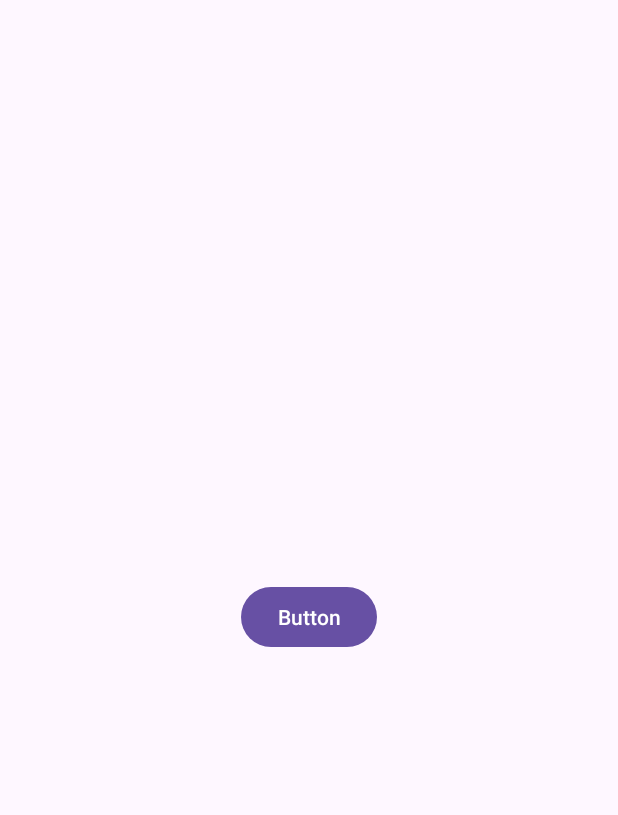
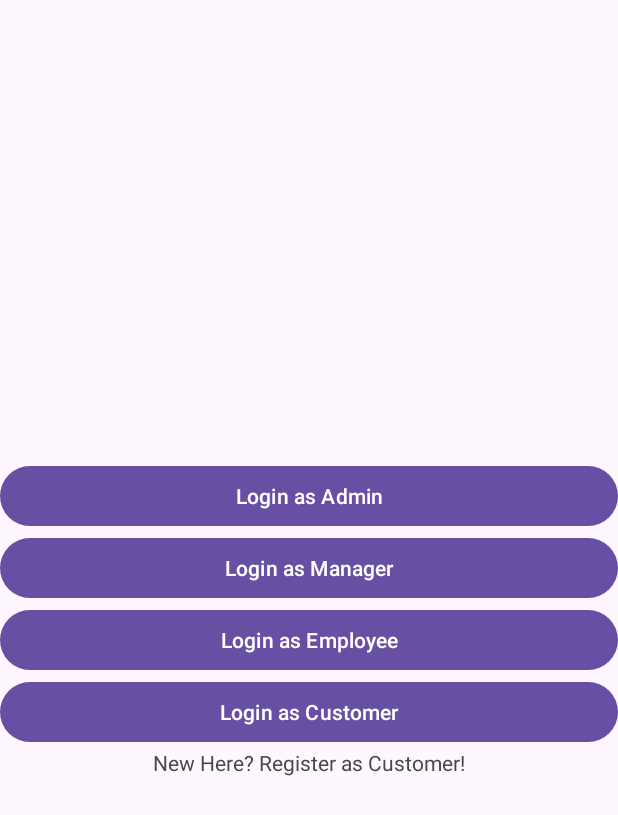
Before and after one commit to strawberryeleven/eVMS, an Android app: the screen it shows after launch (MainActivity before the commit, launchPage after it), on a phone screen of 412 x 824 dp. Shown: the top 815 px of the screen. Run offline under Robolectric (Android 15) with nearby library versions, the phone set to English and light mode, and no system bars.

Commit message:
launch page

```diff
--- /dev/null
+++ b/app/src/main/java/com/example/evms/launchPage.java
@@ -0,0 +1,75 @@
+package com.example.evms;
+
+import android.content.Intent;
+import android.os.Bundle;
+import android.view.View;
+import android.widget.Button;
+import android.widget.TextView;
+
+import androidx.appcompat.app.AppCompatActivity;
+
+public class launchPage extends AppCompatActivity {
+
+    Button btnAdmin, btnManager, btnEmployee, btnCustomer;
+    TextView txtRegister;
+
+    @Override
+    protected void onCreate(Bundle savedInstanceState) {
+        super.onCreate(savedInstanceState);
+        setContentView(R.layout.activity_launch_page);
+
+        // Initialize buttons and text view
+        btnAdmin = findViewById(R.id.btn_admin);
+        btnManager = findViewById(R.id.btn_manager);
+        btnEmployee = findViewById(R.id.btn_employee);
+        btnCustomer = findViewById(R.id.btn_customer);
+        txtRegister = findViewById(R.id.btn_reg_customer);
+
+        // Set click listeners for each button
+        btnAdmin.setOnClickListener(new View.OnClickListener() {
+            @Override
+            public void onClick(View v) {
+                // Redirect to Admin login page
+                Intent intent = new Intent(launchPage.this, loginAdmin.class);
+                startActivity(intent);
+            }
+        });
+
+        btnManager.setOnClickListener(new View.OnClickListener() {
+            @Override
+            public void onClick(View v) {
+                // Redirect to Manager login page
+                Intent intent = new Intent(launchPage.this, loginManager.class);
+                startActivity(intent);
+            }
+        });
+
+        btnEmployee.setOnClickListener(new View.OnClickListener() {
+            @Override
+            public void onClick(View v) {
+                // Redirect to Employee login page
+                Intent intent = new Intent(launchPage.this, loginEmployee.class);
+                startActivity(intent);
+            }
+        });
+
+        btnCustomer.setOnClickListener(new View.OnClickListener() {
+            @Override
+            public void onClick(View v) {
+                // Redirect to Customer login page
+                Intent intent = new Intent(launchPage.this, loginCustomer.class);
+                startActivity(intent);
+            }
+        });
+
+        // Set click listener for the text view
+        txtRegister.setOnClickListener(new View.OnClickListener() {
+            @Override
+            public void onClick(View v) {
+                // Redirect to Customer registration page
+                Intent intent = new Intent(launchPage.this, registerCustomer.class);
+                startActivity(intent);
+            }
+        });
+    }
+}
--- /dev/null
+++ b/app/src/main/res/layout/activity_launch_page.xml
@@ -0,0 +1,61 @@
+<?xml version="1.0" encoding="utf-8"?>
+<androidx.constraintlayout.widget.ConstraintLayout xmlns:android="http://schemas.android.com/apk/res/android"
+    xmlns:app="http://schemas.android.com/apk/res-auto"
+    xmlns:tools="http://schemas.android.com/tools"
+    android:id="@+id/main"
+    android:layout_width="match_parent"
+    android:layout_height="match_parent"
+    tools:context=".launchPage">
+
+    <Button
+        android:id="@+id/btn_admin"
+        android:layout_width="0dp"
+        android:layout_height="wrap_content"
+        android:text="@string/login_as_admin"
+        app:layout_constraintStart_toStartOf="parent"
+        app:layout_constraintEnd_toEndOf="parent"
+        app:layout_constraintTop_toTopOf="parent"
+        app:layout_constraintBottom_toTopOf="@id/btn_manager"
+        app:layout_constraintVertical_chainStyle="packed"/>
+
+    <Button
+        android:id="@+id/btn_manager"
+        android:layout_width="0dp"
+        android:layout_height="wrap_content"
+        android:text="Login as Manager"
+        app:layout_constraintStart_toStartOf="parent"
+        app:layout_constraintEnd_toEndOf="parent"
+        app:layout_constraintTop_toBottomOf="@id/btn_admin"
+        app:layout_constraintBottom_toTopOf="@id/btn_employee"/>
+
+    <Button
+        android:id="@+id/btn_employee"
+        android:layout_width="0dp"
+        android:layout_height="wrap_content"
+        android:text="Login as Employee"
+        app:layout_constraintStart_toStartOf="parent"
+        app:layout_constraintEnd_toEndOf="parent"
+        app:layout_constraintTop_toBottomOf="@id/btn_manager"
+        app:layout_constraintBottom_toTopOf="@id/btn_customer"/>
+
+    <Button
+        android:id="@+id/btn_customer"
+        android:layout_width="0dp"
+        android:layout_height="wrap_content"
+        android:text="Login as Customer"
+        app:layout_constraintStart_toStartOf="parent"
+        app:layout_constraintEnd_toEndOf="parent"
+        app:layout_constraintTop_toBottomOf="@id/btn_employee"
+        app:layout_constraintBottom_toTopOf="@id/btn_reg_customer"/>
+
+    <TextView
+        android:id="@+id/btn_reg_customer"
+        android:layout_width="wrap_content"
+        android:layout_height="wrap_content"
+        android:text="New Here? Register as Customer!"
+        app:layout_constraintStart_toStartOf="parent"
+        app:layout_constraintEnd_toEndOf="parent"
+        app:layout_constraintTop_toBottomOf="@id/btn_customer"
+        app:layout_constraintBottom_toBottomOf="parent"/>
+
+</androidx.constraintlayout.widget.ConstraintLayout>
--- a/app/src/main/res/values/strings.xml
+++ b/app/src/main/res/values/strings.xml
@@ -1,3 +1,4 @@
 <resources>
     <string name="app_name">eVMS</string>
+    <string name="login_as_admin">Login as Admin</string>
 </resources>
```
Also changed, not shown: app/src/main/AndroidManifest.xml (+20 -2 lines), app/src/main/java/com/example/evms/loginAdmin.java (added, +24 -0 lines), app/src/main/java/com/example/evms/loginCustomer.java (added, +24 -0 lines), app/src/main/java/com/example/evms/loginEmployee.java (added, +24 -0 lines), app/src/main/java/com/example/evms/loginManager.java (added, +24 -0 lines), app/src/main/java/com/example/evms/registerCustomer.java (added, +24 -0 lines), app/src/main/res/layout/activity_login_admin.xml (added, +18 -0 lines), app/src/main/res/layout/activity_login_customer.xml (added, +18 -0 lines), app/src/main/res/layout/activity_login_employee.xml (added, +18 -0 lines), app/src/main/res/layout/activity_login_manager.xml (added, +18 -0 lines), app/src/main/res/layout/activity_register_customer.xml (added, +18 -0 lines).
